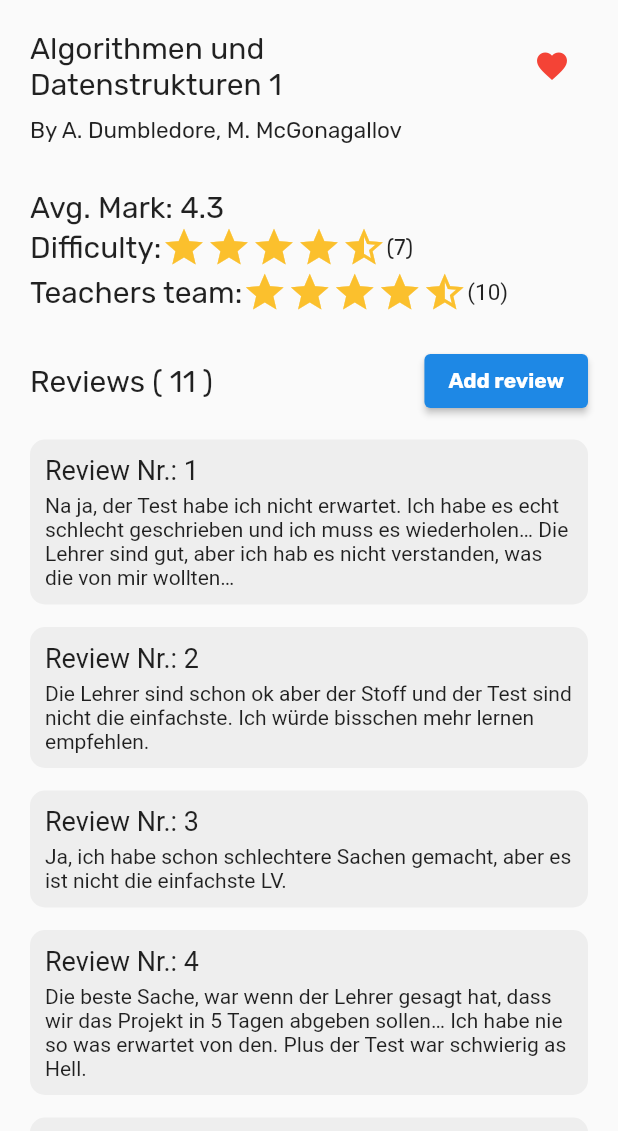
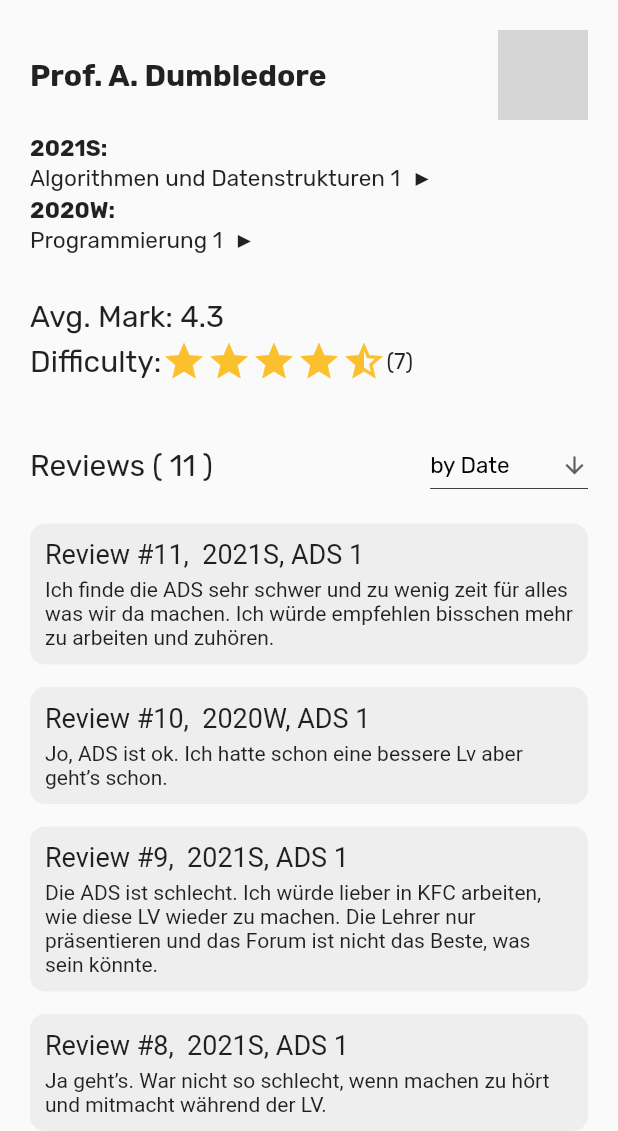
Before and after one commit to maxprimak/m2, a Flutter app: the TeacherPage screen opened by its route, on a phone screen of 412 x 824 dp, the part 105-1236 px from its top. Run offline on Flutter 3.47's test engine with Material 2 defaults, Android fonts, the phone set to English and light mode, and no system bars; drawn by our look-alikes of smooth_star_rating; our stand-ins replace flutter_rating_bar, fluttertoast; network calls fail; grey boxes are pictures that could not be loaded.

Commit message:
add teacher page

```diff
--- a/lib/Pages/add_review.dart
+++ b/lib/Pages/add_review.dart
@@ -184,7 +184,7 @@ class _AddReviewState extends State<AddReview> {
         crossAxisAlignment: CrossAxisAlignment.start,
         children: <Widget>[
           Text(
-            "By ${global.algo.profesors}",
+            "By ${global.algo.profesor1}",
             style: TextStyle(fontSize: 15, fontFamily: 'Rubik'),
           ),
         ],
--- a/lib/Pages/teacher_page.dart
+++ b/lib/Pages/teacher_page.dart
@@ -58,22 +58,19 @@ class _TeacherPage extends State<TeacherPage> {
                     Container(
                       constraints: BoxConstraints(maxWidth: 200),
                       child: Text(
-                        global.algo.name,
-                        style: TextStyle(fontSize: 20, fontFamily: 'Rubik'),
+                        global.algo.profesor1,
+                        style: TextStyle(fontSize: 20, fontFamily: 'Rubik', fontWeight: FontWeight.bold),
                       ),
                     ),
-                    IconButton(
-                        icon: Icon(Icons.favorite),
-                        color: _favIconColor,
-                        onPressed: () {
-                          setState(() {
-                            if (_favIconColor == Colors.grey) {
-                              _favIconColor = Colors.red;
-                            } else {
-                              _favIconColor = Colors.grey;
-                            }
-                          });
-                        })
+                    InkWell(
+                      onTap: () {
+                        Navigator.pushNamed(context, '/profile');
+                      },
+                      child: CircleAvatar(
+                        radius: 30,
+                        backgroundImage: NetworkImage(global.profPicture),
+                      ),
+                    )
                   ],
                 ),
               ),
@@ -83,8 +80,33 @@ class _TeacherPage extends State<TeacherPage> {
                   crossAxisAlignment: CrossAxisAlignment.start,
                   children: <Widget>[
                     Text(
-                      "By ${global.algo.profesors}",
-                      style: TextStyle(fontSize: 15, fontFamily: 'Rubik'),
+                      "2021S:",
+                      style: TextStyle(fontSize: 15, fontFamily: 'Rubik', fontWeight: FontWeight.bold),
+                    ),
+                    GestureDetector(
+                      onTap: () {
+                        Navigator.pushReplacementNamed(context, '/lv');
+                      },
+                      child:  Text(
+                        "Algorithmen und Datenstrukturen 1  ︎▶",
+                        style: TextStyle(fontSize: 15, fontFamily: 'Rubik'),
+                      ),
+                    ),
+                    SizedBox(
+                      height: 3,
+                    ),
+                    Text(
+                      "2020W:",
+                      style: TextStyle(fontSize: 15, fontFamily: 'Rubik', fontWeight: FontWeight.bold),
+                    ),
+                    GestureDetector(
+                      onTap: () {
+                        Navigator.pushReplacementNamed(context, '/lv');
+                      },
+                      child:  Text(
+                        "Programmierung 1  ︎▶",
+                        style: TextStyle(fontSize: 15, fontFamily: 'Rubik'),
+                      ),
                     ),
                     SizedBox(
                       height: 30,
@@ -92,6 +114,9 @@ class _TeacherPage extends State<TeacherPage> {
                     Text(
                       "Avg. Mark: ${global.algo.avgmark}",
                       style: TextStyle(fontSize: 20, fontFamily: 'Rubik'),
+                    ),
+                    SizedBox(
+                      height: 3,
                     ),
                     Row(
                       children: <Widget>[
@@ -116,32 +141,10 @@ class _TeacherPage extends State<TeacherPage> {
                         ),
                       ],
                     ),
-                    Row(
-                      children: <Widget>[
-                        Text(
-                          "Teachers team:",
-                          style: TextStyle(fontSize: 20, fontFamily: 'Rubik'),
-                        ),
-                        SmoothStarRating(
-                            allowHalfRating: true,
-                            starCount: 5,
-                            rating: 4.5,
-                            size: 30.0,
-                            isReadOnly: true,
-                            color: Colors.yellow[700],
-                            borderColor: Colors.yellow[700],
-                            filledIconData: Icons.star,
-                            halfFilledIconData: Icons.star_half,
-                            spacing: 0.0),
-                        Text(
-                          "(" + global.algo.numberTeachReview.toString() + ")",
-                          style: TextStyle(fontSize: 15),
-                        ),
-                      ],
+                    SizedBox(
+                      height: 30,
                     ),
-                    SizedBox(
-                      height: 20,
-                    ),
+
                     Row(
                       mainAxisAlignment: MainAxisAlignment.spaceBetween,
                       children: <Widget>[
@@ -149,22 +152,13 @@ class _TeacherPage extends State<TeacherPage> {
                           "Reviews ( $amountofreviews )",
                           style: TextStyle(fontSize: 20, fontFamily: 'Rubik'),
                         ),
-                        ElevatedButton(
-                            onPressed: () {
-                              Navigator.pushReplacementNamed(context, '/addreview');
-                            },
-                            style: ElevatedButton.styleFrom(primary: Colors.blue[600]),
-                            child: Text("Add review",
-                                style: TextStyle(
-                                    color: Colors.white,
-                                    fontFamily: 'Rubik',
-                                    fontWeight: FontWeight.bold)))
+                        getSortButton(),
                       ],
                     ),
                     SizedBox(
                       height: 15,
                     ),
-                    for (var i = 0; i < global.algo.r_list.length; i++)
+                    for (var i = global.algo.r_list.length - 1; i >= 0; i--)
                       Container(
                         decoration: BoxDecoration(
                             color: Colors.grey[200],
@@ -174,12 +168,21 @@ class _TeacherPage extends State<TeacherPage> {
                         child: Column(
                           crossAxisAlignment: CrossAxisAlignment.start,
                           children: <Widget>[
-                            Text(
-                              "Review Nr.: ${i + 1}",
-                              style: TextStyle(fontSize: 18),
-                            ),
+                            if (global.dropdownValue == 'by Date')
+                              Text(
+                                "Review #${i+1},  ${global.algo.r_list[i].semestr}, ADS 1",
+                                style: TextStyle(fontSize: 18),
+                              ),
+                            if (global.dropdownValue == 'by Semester')
+                              Text(
+                                "Review #${i+1},  ${global.algo.sortList[i].semestr}",
+                                style: TextStyle(fontSize: 18),
+                              ),
                             SizedBox(height: 5),
-                            Text(global.algo.r_list[i].text),
+                            if (global.dropdownValue == 'by Date')
+                              Text(global.algo.r_list[i].text),
+                            if (global.dropdownValue == 'by Semester')
+                              Text(global.algo.sortList[i].text),
                           ],
                         ),
                       )
@@ -188,4 +191,38 @@ class _TeacherPage extends State<TeacherPage> {
               )
             ])));
   }
+
+  Widget getSortButton() {
+    return DropdownButton<String>(
+      value: global.dropdownValue,
+      icon: const Icon(Icons.arrow_downward),
+      iconSize: 18,
+      elevation: 16,
+      style: const TextStyle(
+        fontFamily: 'Rubik',
+        fontSize: 15,
+        color: Colors.black,
+
+      ),
+      underline: Container(
+        height: 0.5,
+        color: Colors.black,
+      ),
+      onChanged: (String newValue) {
+        setState(() {
+          global.dropdownValue = newValue;
+        });
+      },
+      items: <String>['by Date', 'by Semester']
+          .map<DropdownMenuItem<String>>((String value) {
+        return DropdownMenuItem<String>(
+          value: value,
+          child: Text(value,  style: TextStyle(color: Colors.black, fontSize: 15, fontFamily: 'Rubik')),
+        );
+      })
+          .toList(),
+    );
+  }
+
+
 }
--- a/lib/Services/global.dart
+++ b/lib/Services/global.dart
@@ -91,11 +91,13 @@ List<Review> sortlist = [r10, r9, r8, r11, r7, r6, r5, r2, r4, r3, r1];
 Lv algo = Lv(
   lv_id: 666,
   name: "Algorithmen und Datenstrukturen 1",
-  profesors: "A. Dumbledore, M. McGonagallov",
-  avgmark: 4.3,
+  profesor1: "Prof. A. Dumbledore",
+    profesor2: "Prof. M. McGonagallov",
+    avgmark: 4.3,
   r_list: templist,
   sortList: sortlist
 );
 
 Color favIconColorADS = Colors.red;
 String dropdownValue = 'by Date';
+String profPicture = "https://images-na.ssl-images-amazon.com/images/I/518AdW4A7pL._AC_.jpg";
```
Also changed, not shown: lib/Pages/LVs/lv_site.dart (+24 -4 lines), lib/Services/lv.dart (+4 -3 lines).
